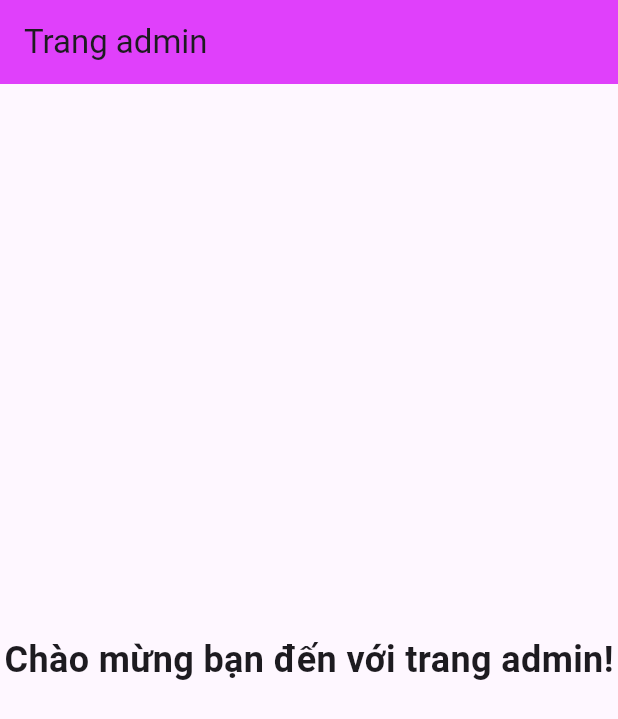
After one commit to Lynonmic/Book-Managerment, a Flutter app: the BookPageAdmin screen opened directly, on a phone screen of 412 x 824 dp. The commit adds this screen. Shown: the top 719 px of the screen. Run offline on Flutter 3.47's test engine with Material 3 defaults, Android fonts, the phone set to English and light mode, and no system bars; our stand-ins replace image_picker.

Commit message:
xong login admin

```diff
--- /dev/null
+++ b/frontend/lib/views/book/book_page_admin.dart
@@ -0,0 +1,21 @@
+import 'package:flutter/material.dart';
+
+class BookPageAdmin extends StatelessWidget {
+  const BookPageAdmin({super.key});
+
+  @override
+  Widget build(BuildContext context) {
+    return Scaffold(
+      appBar: AppBar(
+        title: const Text("Trang admin"),
+        backgroundColor: Colors.purpleAccent,
+      ),
+      body: const Center(
+        child: Text(
+          "Chào mừng bạn đến với trang admin!",
+          style: TextStyle(fontSize: 24, fontWeight: FontWeight.bold),
+        ),
+      ),
+    );
+  }
+}
--- a/frontend/lib/views/login/login_page.dart
+++ b/frontend/lib/views/login/login_page.dart
@@ -1,6 +1,7 @@
 import 'package:flutter/material.dart';
 import 'package:frontend/service/api_service.dart';
-import 'package:frontend/views/book/book_page.dart';
+import 'package:frontend/views/book/book_page_admin.dart';
+import 'package:frontend/views/book/book_page_user.dart';
 import 'package:frontend/views/login/signin_page.dart';
 
 class LoginPage extends StatefulWidget {
@@ -22,6 +23,16 @@ class _LoginPageState extends State<LoginPage> {
 
     if (email.isEmpty || password.isEmpty) {
       _showMessage("Email và mật khẩu không được để trống!");
+      return;
+    }
+
+    if (email == "admin123@gmail.com" && password == "admin123") {
+      print("✅ Đăng nhập admin thành công!");
+      _showMessage("Đăng nhập admin thành công!");
+      Navigator.pushReplacement(
+        context,
+        MaterialPageRoute(builder: (context) => const BookPageAdmin()),
+      );
       return;
     }
 
```
Also changed, not shown: frontend/lib/views/book/book_page_user.dart (renamed from frontend/lib/views/book/book_page.dart).
